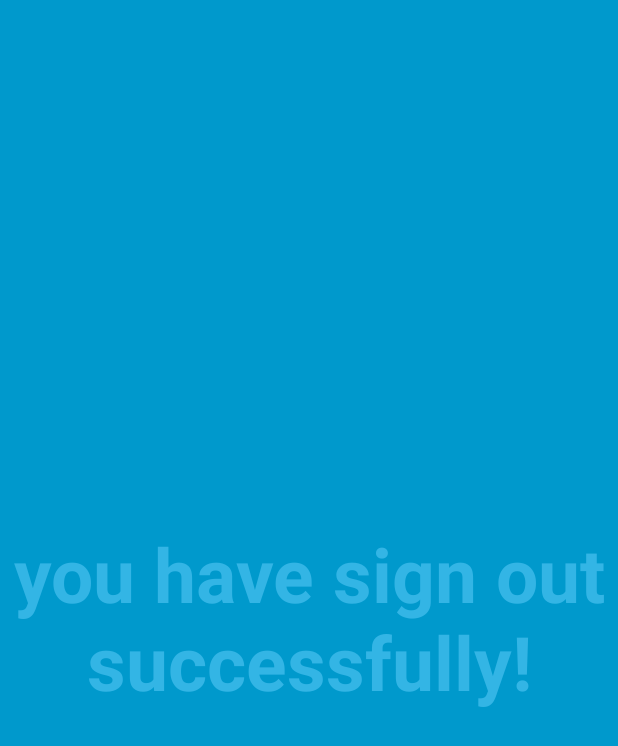
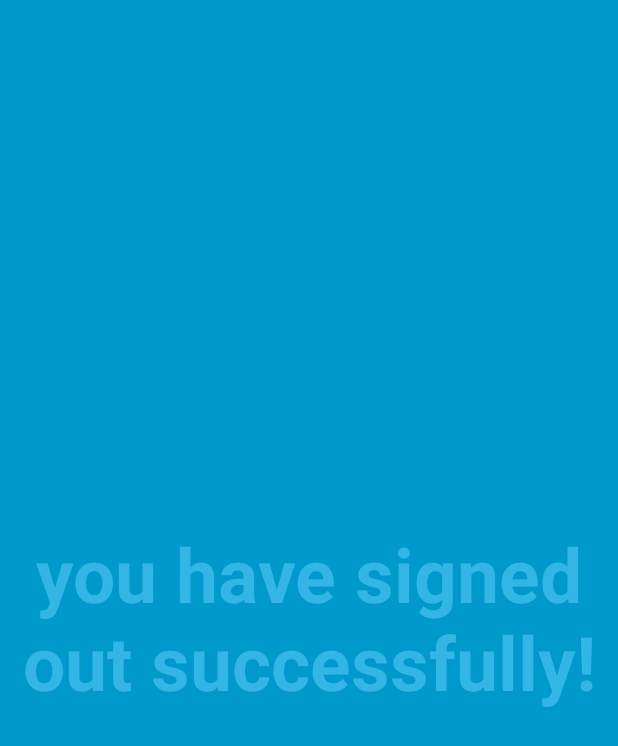
Before and after one commit to aashishsingh2k/TransportationApp, an Android app: the SignOutActivity screen opened directly, with no data from a screen before it, on a phone screen of 412 x 824 dp. Shown: the top 746 px of the screen. Run offline under Robolectric (Android 15) with nearby library versions, the phone set to English and light mode, and no system bars; 1 statement that could not run was skipped.

Commit message:
comit 2-57am 23rd april

```diff
--- a/app/build.gradle
+++ b/app/build.gradle
@@ -4,7 +4,7 @@ android {
     compileSdkVersion 26
     defaultConfig {
         applicationId "com.example.aashishsingh.transportationappv11"
-        minSdkVersion 24
+        minSdkVersion 26
         targetSdkVersion 26
         versionCode 1
         versionName "1.0"
--- a/app/src/main/AndroidManifest.xml
+++ b/app/src/main/AndroidManifest.xml
@@ -32,7 +32,7 @@
             android:theme="@style/Theme.AppCompat.NoActionBar" />
         <activity
             android:name=".Price.PriceActivity"
-            android:theme="@style/Theme.AppCompat.NoActionBar" />
+            android:theme="@style/Theme.AppCompat.DayNight.DarkActionBar" />
 
         <meta-data
             android:name="com.google.android.gms.version"
--- a/app/src/main/java/pkali/transportationapp/LoginAndMenu/DeleteActivity.java
+++ b/app/src/main/java/pkali/transportationapp/LoginAndMenu/DeleteActivity.java
@@ -116,10 +116,10 @@ public class DeleteActivity extends AppCompatActivity {
         CognitoUserPool cup = new CognitoUserPool(getApplicationContext(), ac);
         user = cup.getCurrentUser();
         user.signOut();
-        Intent i = getBaseContext().getPackageManager()
+        /*Intent i = getBaseContext().getPackageManager()
                 .getLaunchIntentForPackage( getBaseContext().getPackageName() );
         i.addFlags(Intent.FLAG_ACTIVITY_CLEAR_TOP);
-        startActivity(i);
+        startActivity(i);*/
     }
 
     @Override
--- a/app/src/main/java/pkali/transportationapp/LoginAndMenu/SignOutActivity.java
+++ b/app/src/main/java/pkali/transportationapp/LoginAndMenu/SignOutActivity.java
@@ -109,10 +109,10 @@ public class SignOutActivity extends AppCompatActivity {
         // operations to prevent the jarring behavior of controls going away
         // while interacting with the UI.
         findViewById(R.id.dummy_button).setOnTouchListener(mDelayHideTouchListener);
-        Intent i = getBaseContext().getPackageManager()
+        /*Intent i = getBaseContext().getPackageManager()
                 .getLaunchIntentForPackage( getBaseContext().getPackageName() );
         i.addFlags(Intent.FLAG_ACTIVITY_CLEAR_TOP);
-        startActivity(i);
+        startActivity(i);*/
     }
 
     @Override
--- a/app/src/main/java/pkali/transportationapp/Price/PublicTransitActivity.java
+++ b/app/src/main/java/pkali/transportationapp/Price/PublicTransitActivity.java
@@ -1,6 +1,7 @@
 package pkali.transportationapp.Price;
 
 import android.content.Intent;
+import android.graphics.Color;
 import android.location.Geocoder;
 import android.os.Bundle;
 import android.support.v7.app.AppCompatActivity;
@@ -52,6 +53,7 @@ public class PublicTransitActivity extends AppCompatActivity
         TextView tv = (TextView) findViewById(R.id.textView2);
 
         tv.setText(resultText);
+        tv.setBackgroundColor(Color.BLACK);
 
         // Get the SupportMapFragment and request notification
         // when the map is ready to be used.
--- a/app/src/main/res/layout/activity_sign_out.xml
+++ b/app/src/main/res/layout/activity_sign_out.xml
@@ -3,6 +3,7 @@
     android:layout_width="match_parent"
     android:layout_height="match_parent"
     android:background="#0099cc"
+    android:labelFor="@+id/Signedout"
     tools:context=".LoginAndMenu.SignOutActivity">
 
     <!-- The primary full-screen view. This can be replaced with whatever view
@@ -14,7 +15,7 @@
         android:layout_height="match_parent"
         android:gravity="center"
         android:keepScreenOn="true"
-        android:text="you have sign out successfully!"
+        android:text="you have signed out successfully!"
         android:textColor="#33b5e5"
         android:textSize="50sp"
         android:textStyle="bold" />
@@ -36,13 +37,6 @@
             android:orientation="horizontal"
             tools:ignore="UselessParent">
 
-            <Button
-                android:id="@+id/dummy_button"
-                style="?metaButtonBarButtonStyle"
-                android:layout_width="0dp"
-                android:layout_height="wrap_content"
-                android:layout_weight="1"
-                android:text="@string/dummy_button" />
 
         </LinearLayout>
     </FrameLayout>
```
Also changed, not shown: app/src/main/java/pkali/transportationapp/backend/MyExpandableListAdapter.java (+2 -5 lines), app/src/main/java/pkali/transportationapp/backend/RideHistory.java (line endings or trailing spaces), app/src/main/java/pkali/transportationapp/backend/RideTableDO.java (line endings or trailing spaces).
